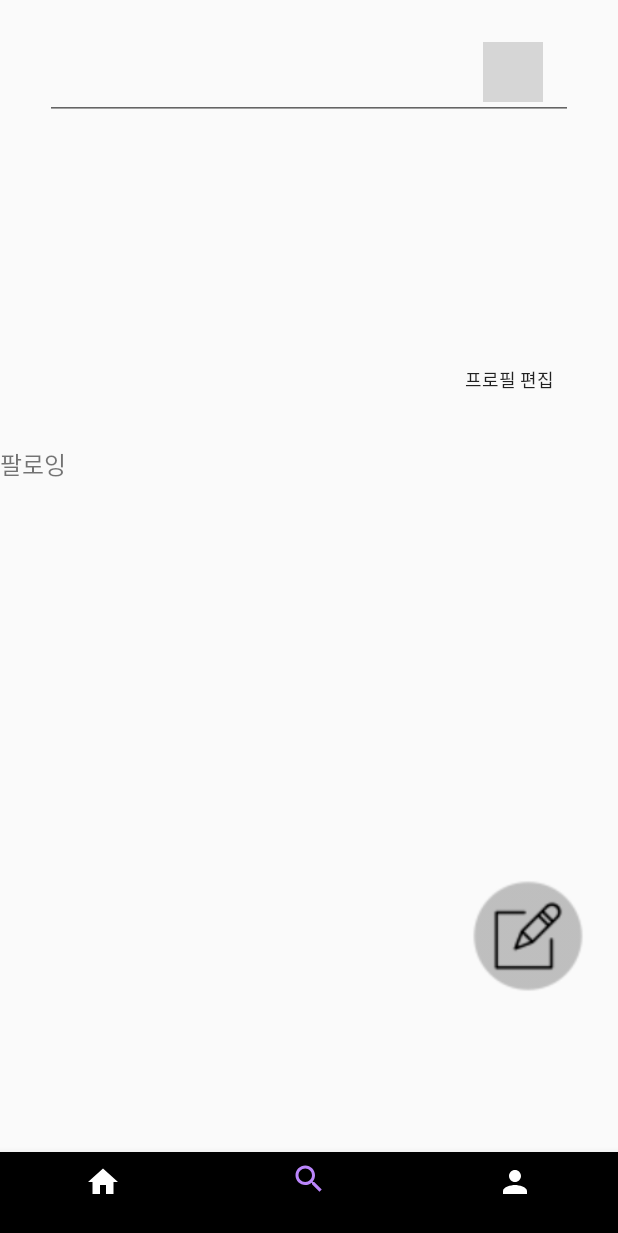
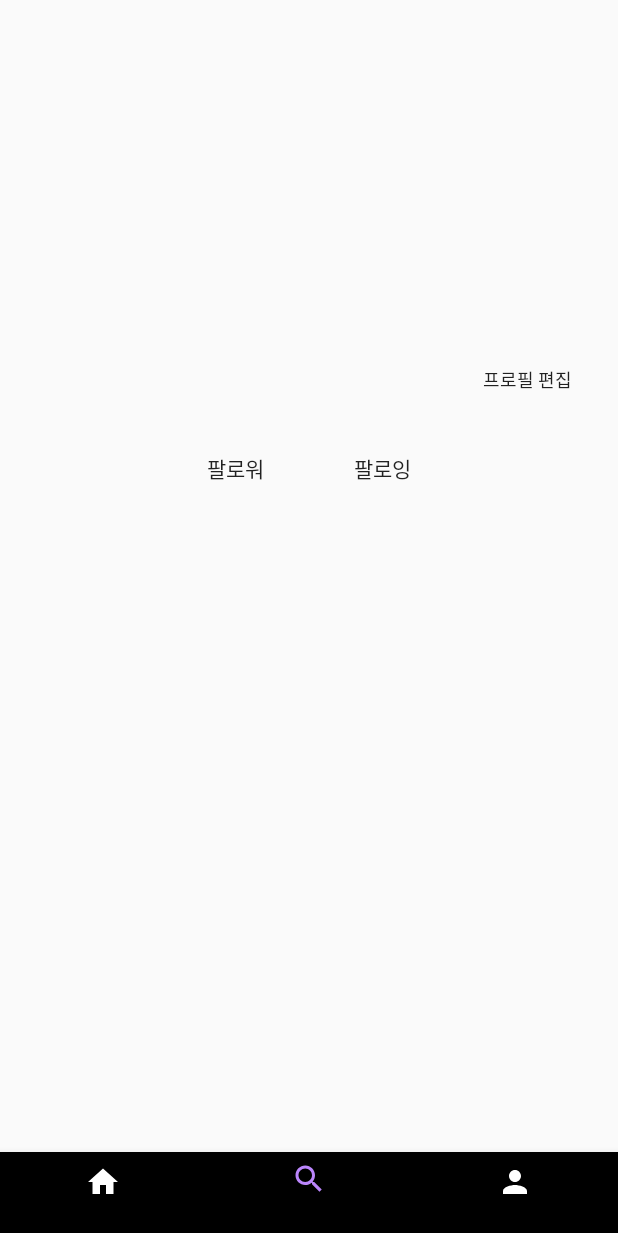
Before and after one commit to BoogiLog/BoogiLog, an Android app: the fragment ProfileFragment placed in its activity, item 2 of the bottom bar chosen, on a phone screen of 412 x 824 dp. Shown: the top 1233 px of the screen. Run offline under Robolectric (Android 15) with nearby library versions, the phone set to English and light mode, and no system bars; our stand-ins replace Firebase (no records; nobody signed in at launch, a user with empty details on screens opened directly); 5 statements that could not run were skipped; grey boxes are pictures that could not be loaded.

Commit message:
좀 나와라........

```diff
--- a/app/src/main/java/com/example/boogilog/AddPhotoActivity.kt
+++ b/app/src/main/java/com/example/boogilog/AddPhotoActivity.kt
@@ -65,7 +65,7 @@ class AddPhotoActivity : AppCompatActivity() {
         uploadBtn.setOnClickListener {
             if(selectImage!=null) {
                 var fileName =
-                    SimpleDateFormat("yyyyMMddHHmmss").format(Date()) // 파일명이 겹치면 안되기 떄문에 시년월일분초 지정
+                    SimpleDateFormat("yyyyMMddHHmmss").format(Date())
                 storage.getReference().child("images").child(fileName)
                     .putFile(selectImage!!)//어디에 업로드할지 지정
                     .addOnSuccessListener {
@@ -82,7 +82,7 @@ class AddPhotoActivity : AppCompatActivity() {
                         }
                     }
             } else {
-                Toast.makeText(baseContext, "사진선택해", Toast.LENGTH_SHORT).show()
+                Toast.makeText(baseContext, "이미지를 선택해주세요.", Toast.LENGTH_SHORT).show()
             }
         }
     }
--- a/app/src/main/java/com/example/boogilog/NaviActivity.kt
+++ b/app/src/main/java/com/example/boogilog/NaviActivity.kt
@@ -10,7 +10,6 @@ import androidx.lifecycle.ViewModelProvider
 import com.example.boogilog.HomeFragment
 import com.example.boogilog.R
 import com.example.boogilog.databinding.ActivityNaviBinding
-import com.example.boogilog.fragments.SearchFragment
 
 private const val TAG_HOME = "home_fragment"
 private const val TAG_SEARCH = "search_fragment"
@@ -30,7 +29,6 @@ class NaviActivity : AppCompatActivity() {
         binding.navigationView.setOnItemSelectedListener { item ->
             when(item.itemId) {
                 R.id.homeFragment -> setFragment(TAG_HOME, HomeFragment())
-                R.id.searchFragment -> setFragment(TAG_SEARCH, SearchFragment())
                 R.id.profileFragment-> setFragment(TAG_PROFILE, ProfileFragment())
             }
             true
--- a/app/src/main/java/com/example/boogilog/PhotoActivity.kt
+++ b/app/src/main/java/com/example/boogilog/PhotoActivity.kt
@@ -19,7 +19,7 @@ class PhotoActivity : AppCompatActivity() {
         super.onCreate(savedInstanceState)
         setContentView(R.layout.activity_photo)
 
-        var id=intent.getStringExtra("id")
+        var id = intent.getStringExtra("id")
 
         firestore= FirebaseFirestore.getInstance()
         imageIv=findViewById(R.id.imgDES)
--- a/app/src/main/java/com/example/boogilog/ProfileFragment.kt
+++ b/app/src/main/java/com/example/boogilog/ProfileFragment.kt
@@ -1,32 +1,28 @@
 package com.example.boogilog
 
-import android.content.Intent
+import android.net.Uri
 import android.os.Bundle
 import android.view.LayoutInflater
 import android.view.View
 import android.view.ViewGroup
-import androidx.core.content.ContextCompat.startActivity
 import androidx.fragment.app.Fragment
 import androidx.recyclerview.widget.LinearLayoutManager
+import com.bumptech.glide.Glide
 import com.example.boogilog.databinding.FragmentProfileBinding
 import com.google.firebase.auth.FirebaseAuth
-import com.google.firebase.firestore.CollectionReference
 import com.google.firebase.firestore.FirebaseFirestore
 import com.google.firebase.firestore.ktx.firestore
 import com.google.firebase.ktx.Firebase
 import com.google.firebase.storage.FirebaseStorage
 import com.google.firebase.storage.ktx.storage
-import kotlinx.android.synthetic.main.fragment_profile.*
-import java.time.LocalDateTime
+import kotlinx.android.synthetic.main.activity_make_profile.*
 
 class ProfileFragment : Fragment() {
     lateinit var binding: FragmentProfileBinding
-    lateinit var uid: String
     var auth: FirebaseAuth? = null
     var firestore: FirebaseFirestore? = null
     var storage: FirebaseStorage? = null
     val db: FirebaseFirestore = Firebase.firestore
-    var userData = mutableListOf<User>()
     var userdata = mutableListOf<User>()
     private var adapter = ProfileAdapter(this@ProfileFragment, userdata)
 
@@ -36,23 +32,23 @@ class ProfileFragment : Fragment() {
         inflater: LayoutInflater, container: ViewGroup?,
         savedInstanceState: Bundle?,
     ): View? {
-        binding = FragmentProfileBinding.inflate(inflater, container, false)
-
-        //firebase 서비스 초기화
-
         auth = FirebaseAuth.getInstance()
         firestore = FirebaseFirestore.getInstance()
         storage = FirebaseStorage.getInstance()
 
+        binding = FragmentProfileBinding.inflate(inflater, container, false)
+
+        updateList()
         binding.recyclerView.layoutManager = LinearLayoutManager(context)
         adapter = ProfileAdapter(this@ProfileFragment, userdata)
         binding.recyclerView.adapter = adapter
-        updateList()
 
         val path = auth?.currentUser?.email
-        System.out.println(path)
+        System.out.println(path+"????")
         val path2 = auth?.currentUser?.uid
-        System.out.println(path2)
+        System.out.println(path2+"????")
+
+        var imageUri: String? = null
 
         db.collection("users")
             .document(path2.toString()).get()
@@ -69,50 +65,23 @@ class ProfileFragment : Fragment() {
                 var profileMsg = it["profileMsg"].toString()
                 binding.profileMsg.text = profileMsg
 
-                System.out.println(follower)
-                System.out.println(following)
-                System.out.println(userId)
-                System.out.println(profileMsg)
-
+                imageUri = it["imageUri"].toString()
+                println(follower)
+                println(following)
+                println(userId)
+                println(profileMsg)
+                println(imageUri)
             }
 
-        storage = Firebase.storage
-        adapter.setItemClickListener(object : ProfileAdapter.OnItemClickListener {
-            override fun onClickListView(v: View, position: Int) {
-                super.onClickListView(v, position)
-                //val intent = Intent(context, GoToPostFragment::class.java)
-                //startActivity(intent)
-                //viewModel.setKey("test")
-                //navi!!.fragmentChange(1)
-                println("아이디 : " + adapter.getDocId(position))
-                val key = adapter.getDocId(position).toString()
-                val intent = Intent(context, GoToPostActivity::class.java)
-                intent.putExtra("key", key)
-                startActivity(intent)
-            }
-        })
-        //createPost()
+        imageUri?.let {
+            Glide.with(this)
+                .load(imageUri)
+                .into(setProfileBtn)
+        }
 
         return binding.root
     }
-    fun createPost(){
-        // DB 만들기
-        val nick = "hansung1"
-        val postHead = "어렵다"
-        val postBody = "이미지업로드!!!"
-        val profileImgUrl = "achol.png"
-        val postImgUrl = "image.jpg"
-        val postDate = LocalDateTime.now().toString()
-        val itemMap = hashMapOf(
-            "nick" to nick,
-            "postHead" to postHead,
-            "postBody" to postBody,
-            "profileImgUrl" to profileImgUrl,
-            "postImgUrl" to postImgUrl,
-            "postDate" to postDate
-        )
-        itemsCollectionRef.document("test").set(itemMap)
-    }
+
     fun updateList(){
         itemsCollectionRef.get().addOnSuccessListener {
             userdata = mutableListOf<User>()
@@ -122,10 +91,9 @@ class ProfileFragment : Fragment() {
             adapter?.updateList(userdata)
         }
     }
+
     companion object {
         private const val TAG_MY_HOME = "ProfileFragment"
         fun instance() = ProfileFragment()
     }
-
-
 }
--- a/app/src/main/java/com/example/boogilog/SearchUserActivity.kt
+++ b/app/src/main/java/com/example/boogilog/SearchUserActivity.kt
@@ -40,7 +40,8 @@ class SearchUserActivity : AppCompatActivity() {
         db.collection("users").get().addOnSuccessListener {
             items = mutableListOf<SearchItem>()
             for(doc in it.documents){
-                items.add(SearchItem(doc.id, false))
+                if(doc.id !== list)
+                    items.add(SearchItem(doc.id, false))
                 println("query : " + doc.id)
             }
             adapter?.updateList(items)
--- a/app/src/main/java/com/example/boogilog/fragments/SearchFragment.kt
+++ /dev/null
@@ -1,44 +0,0 @@
-package com.example.boogilog.fragments
-
-import android.content.Intent
-import android.os.Bundle
-import androidx.fragment.app.Fragment
-import android.view.LayoutInflater
-import android.view.View
-import android.view.ViewGroup
-import android.widget.Toast
-import androidx.databinding.DataBindingUtil
-import androidx.databinding.DataBindingUtil.setContentView
-import com.example.boogilog.R
-import com.example.boogilog.board.BoardWriteActivity
-import com.example.boogilog.databinding.FragmentHomeBinding
-import com.example.boogilog.databinding.FragmentSearchBinding
-import kotlinx.android.synthetic.main.fragment_search.*
-
-
-class SearchFragment : Fragment() {
-
-    private lateinit var binding : FragmentSearchBinding
-
-    override fun onCreate(savedInstanceState: Bundle?) {
-        super.onCreate(savedInstanceState)
-
-        }
-
-
-    override fun onCreateView(
-        inflater: LayoutInflater, container: ViewGroup?,
-        savedInstanceState: Bundle?
-    ): View? {
-
-       binding = DataBindingUtil.inflate(inflater, R.layout.fragment_search, container, false)
-
-        binding.postingbtn.setOnClickListener { val intent = Intent(context, BoardWriteActivity::class.java)
-        startActivity(intent)
-        }
-
-        return binding.root
-    }
-
-
-}
--- a/app/src/main/res/layout/fragment_profile.xml
+++ b/app/src/main/res/layout/fragment_profile.xml
@@ -31,14 +31,15 @@
 
     <TextView
         android:id="@+id/profileMsg"
-        android:layout_width="353dp"
-        android:layout_height="26dp"
+        android:layout_width="303dp"
+        android:layout_height="41dp"
         android:layout_marginStart="8dp"
-        android:layout_marginTop="88dp"
+        android:layout_marginTop="112dp"
         android:ems="21"
         android:text="TextView"
+        android:textSize="16sp"
         app:layout_constraintEnd_toEndOf="parent"
-        app:layout_constraintHorizontal_bias="0.44"
+        app:layout_constraintHorizontal_bias="0.46"
         app:layout_constraintStart_toStartOf="parent"
         app:layout_constraintTop_toBottomOf="@+id/backgroundProfile" />
 
@@ -47,17 +48,18 @@
         android:layout_width="wrap_content"
         android:layout_height="wrap_content"
         android:layout_marginStart="28dp"
+        android:layout_marginTop="16dp"
         android:text="TextView"
         android:textSize="24sp"
         app:layout_constraintStart_toStartOf="parent"
-        tools:layout_editor_absoluteY="16dp" />
+        app:layout_constraintTop_toTopOf="parent" />
 
     <Button
         android:id="@+id/editBtn"
         android:layout_width="89dp"
         android:layout_height="42dp"
         android:layout_marginTop="160dp"
-        android:layout_marginEnd="28dp"
+        android:layout_marginEnd="16dp"
         android:background="@android:color/transparent"
         android:text="프로필 편집"
         android:textSize="12sp"
@@ -65,10 +67,35 @@
         app:layout_constraintTop_toTopOf="@+id/backgroundProfile"
         tools:ignore="TouchTargetSizeCheck" />
 
+    <Button
+        android:id="@+id/followerListBtn"
+        android:layout_width="wrap_content"
+        android:layout_height="wrap_content"
+        android:layout_marginTop="288dp"
+        android:layout_marginEnd="10dp"
+        android:background="@android:color/transparent"
+        android:text="팔로워"
+        app:layout_constraintEnd_toStartOf="@+id/followingListBtn"
+        app:layout_constraintHorizontal_chainStyle="packed"
+        app:layout_constraintStart_toStartOf="parent"
+        app:layout_constraintTop_toTopOf="parent" />
+
+    <Button
+        android:id="@+id/followingListBtn"
+        android:layout_width="wrap_content"
+        android:layout_height="wrap_content"
+        android:layout_marginTop="288dp"
+        android:layout_marginEnd="1dp"
+        android:background="@android:color/transparent"
+        android:text="팔로잉"
+        app:layout_constraintEnd_toEndOf="parent"
+        app:layout_constraintStart_toEndOf="@+id/followerListBtn"
+        app:layout_constraintTop_toTopOf="parent" />
+
     <androidx.recyclerview.widget.RecyclerView
         android:id="@+id/recyclerView"
         android:layout_width="408dp"
-        android:layout_height="450dp"
+        android:layout_height="446dp"
         android:layout_marginTop="36dp"
         app:layout_constraintStart_toStartOf="parent"
         app:layout_constraintTop_toBottomOf="@+id/profileMsg">
@@ -76,32 +103,24 @@
     </androidx.recyclerview.widget.RecyclerView>
 
     <TextView
-        android:id="@+id/followingList"
-        android:layout_width="wrap_content"
-        android:layout_height="wrap_content"
-        android:layout_marginTop="20dp"
-        android:text="팔로잉"
-        android:textSize="16sp"
-        app:layout_constraintTop_toBottomOf="@+id/backgroundProfile"
-        tools:layout_editor_absoluteX="334dp" />
-
-    <TextView
         android:id="@+id/follower"
-        android:layout_width="wrap_content"
-        android:layout_height="wrap_content"
-        android:layout_marginStart="228dp"
+        android:layout_width="28dp"
+        android:layout_height="33dp"
+        android:layout_marginStart="140dp"
+        android:layout_marginTop="8dp"
         android:text="TextView"
         app:layout_constraintStart_toStartOf="parent"
-        tools:layout_editor_absoluteY="327dp" />
+        app:layout_constraintTop_toBottomOf="@+id/followerListBtn" />
 
     <TextView
         android:id="@+id/following"
-        android:layout_width="wrap_content"
-        android:layout_height="wrap_content"
-        android:layout_marginStart="25dp"
+        android:layout_width="30dp"
+        android:layout_height="33dp"
         android:layout_marginTop="8dp"
+        android:layout_marginEnd="132dp"
         android:text="TextView"
-        app:layout_constraintStart_toEndOf="@+id/follower"
-        app:layout_constraintTop_toBottomOf="@+id/followingList" />
+        app:layout_constraintEnd_toEndOf="parent"
+        app:layout_constraintTop_toBottomOf="@+id/followingListBtn" />
+
 
 </androidx.constraintlayout.widget.ConstraintLayout>
--- a/app/src/main/res/layout/profile_fragment_recycler_item.xml
+++ b/app/src/main/res/layout/profile_fragment_recycler_item.xml
@@ -5,7 +5,7 @@
 
     <ImageView
         android:id="@+id/profileImage"
-        android:layout_width="100dp"
-        android:layout_height="100dp"/>
+        android:layout_width="154dp"
+        android:layout_height="168dp" />
 
 </LinearLayout>
```
Also changed, not shown: app/src/main/java/com/example/boogilog/MakeProfileActivity.kt (+13 -15 lines), app/src/main/java/com/example/boogilog/ProfileAdapter.kt (+60 -88 lines), app/src/main/java/com/example/boogilog/SearchAdapter.kt (+42 -3 lines), app/src/main/java/com/example/boogilog/board/BoardModel.kt (deleted, +0 -9 lines), app/src/main/java/com/example/boogilog/board/BoardWriteActivity.kt (deleted, +0 -100 lines), app/src/main/java/com/example/boogilog/util/FBAuth.kt (deleted, +0 -30 lines), app/src/main/java/com/example/boogilog/util/FBRef.kt (deleted, +0 -13 lines), app/src/main/res/layout/activity_make_profile.xml (+16 -11 lines), app/src/main/res/layout/profile_item_layout.xml (+21 -28 lines).
